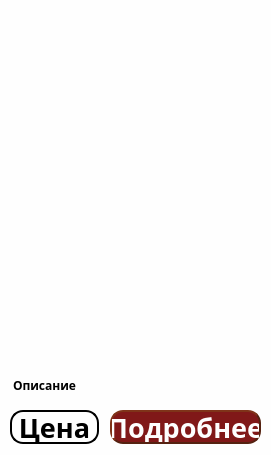
First picture: the form in card.ui, repository yobysheva/pyQT_DressesStore, before the edit.
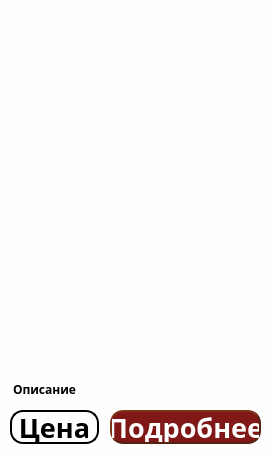
Second picture: the form after the edit.

Patch:
```diff
--- a/card.ui
+++ b/card.ui
@@ -116,9 +116,9 @@
    <property name="geometry">
     <rect>
      <x>10</x>
-     <y>370</y>
+     <y>360</y>
      <width>251</width>
-     <height>31</height>
+     <height>41</height>
     </rect>
    </property>
    <property name="styleSheet">
@@ -129,6 +129,9 @@
    <property name="text">
     <string>Описание</string>
    </property>
+   <property name="alignment">
+    <set>Qt::AlignBottom|Qt::AlignLeading|Qt::AlignLeft</set>
+   </property>
    <property name="margin">
     <number>3</number>
    </property>
```
